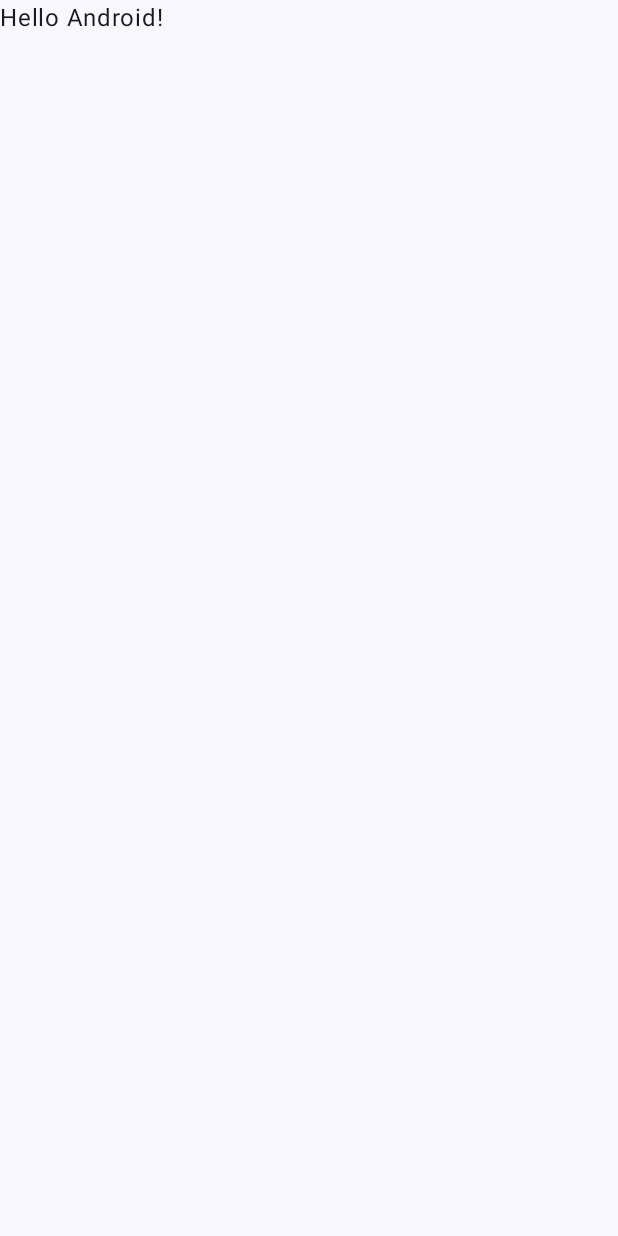
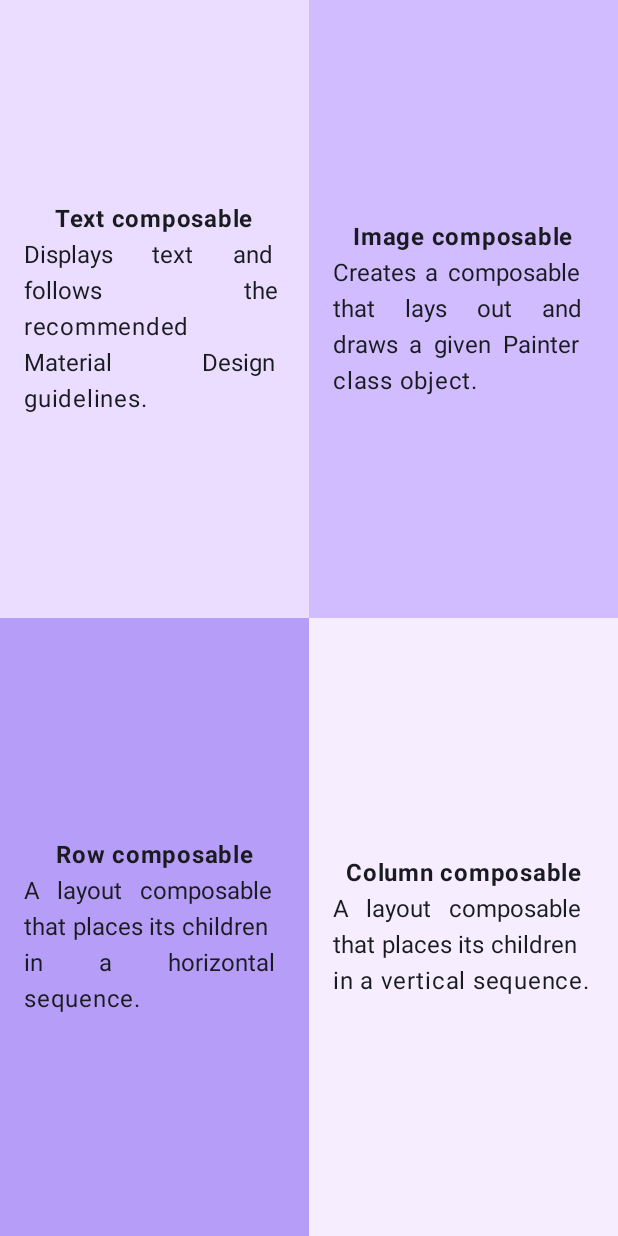
Before and after one commit to AbdulQuadirAnsari/Android, an Android app built with Jetpack Compose: the screen it shows after launch (MainActivity), on a phone screen of 412 x 824 dp. Before the commit the screen is almost empty. Run offline under Robolectric (Android 15) with nearby library versions, the phone set to English and light mode, and no system bars.

Commit message:
committed Compose Quadrant app

```diff
--- a/ComposeQuadrant/app/build.gradle.kts
+++ b/ComposeQuadrant/app/build.gradle.kts
@@ -50,6 +50,7 @@ dependencies {
     implementation(libs.androidx.compose.ui.graphics)
     implementation(libs.androidx.compose.ui.tooling.preview)
     implementation(libs.androidx.compose.material3)
+    implementation(libs.androidx.ui.graphics)
     testImplementation(libs.junit)
     androidTestImplementation(libs.androidx.junit)
     androidTestImplementation(libs.androidx.espresso.core)
--- a/ComposeQuadrant/app/src/main/java/com/example/composequadrant/MainActivity.kt
+++ b/ComposeQuadrant/app/src/main/java/com/example/composequadrant/MainActivity.kt
@@ -4,13 +4,27 @@ import android.os.Bundle
 import androidx.activity.ComponentActivity
 import androidx.activity.compose.setContent
 import androidx.activity.enableEdgeToEdge
+import androidx.compose.foundation.background
+import androidx.compose.foundation.layout.Arrangement
+import androidx.compose.foundation.layout.Box
+import androidx.compose.foundation.layout.Column
+import androidx.compose.foundation.layout.fillMaxHeight
 import androidx.compose.foundation.layout.fillMaxSize
+import androidx.compose.foundation.layout.fillMaxWidth
 import androidx.compose.foundation.layout.padding
+import androidx.compose.foundation.layout.width
 import androidx.compose.material3.Scaffold
+import androidx.compose.material3.Surface
 import androidx.compose.material3.Text
 import androidx.compose.runtime.Composable
+import androidx.compose.ui.Alignment
 import androidx.compose.ui.Modifier
+import androidx.compose.ui.graphics.Color
+import androidx.compose.ui.res.stringResource
+import androidx.compose.ui.text.font.FontWeight
+import androidx.compose.ui.text.style.TextAlign
 import androidx.compose.ui.tooling.preview.Preview
+import androidx.compose.ui.unit.dp
 import com.example.composequadrant.ui.theme.ComposeQuadrantTheme
 
 class MainActivity : ComponentActivity() {
@@ -20,8 +34,7 @@ class MainActivity : ComponentActivity() {
         setContent {
             ComposeQuadrantTheme {
                 Scaffold(modifier = Modifier.fillMaxSize()) { innerPadding ->
-                    Greeting(
-                        name = "Android",
+                    ComposeQuadrant(
                         modifier = Modifier.padding(innerPadding)
                     )
                 }
@@ -31,17 +44,77 @@ class MainActivity : ComponentActivity() {
 }
 
 @Composable
-fun Greeting(name: String, modifier: Modifier = Modifier) {
-    Text(
-        text = "Hello $name!",
+fun ComposeQuadrant(modifier: Modifier = Modifier) {
+    Box(modifier = Modifier.fillMaxSize()) {
+
+        DisplayCard(
+            R.string.title1, R.string.description1,
+            Modifier
+                .background(Color(0xFFEADDFF))
+                .fillMaxWidth(0.5f)
+                .fillMaxHeight(0.5f)
+                .align(Alignment.TopStart)
+                .padding(16.dp)
+
+        )
+
+        DisplayCard(
+            R.string.title2, R.string.description2,
+            Modifier
+                .background(Color(0xFFD0BCFF))
+                .fillMaxWidth(0.5f)
+                .fillMaxHeight(0.5f)
+                .align(Alignment.TopEnd)
+                .padding(16.dp)
+
+        )
+
+        DisplayCard(
+            R.string.title3, R.string.description3,
+            Modifier
+                .background(Color(color = 0xFFB69DF8))
+                .fillMaxWidth(0.5f)
+                .fillMaxHeight(0.5f)
+                .align(Alignment.BottomStart)
+                .padding(16.dp)
+        )
+
+        DisplayCard(
+            R.string.title4, R.string.description4,
+            Modifier
+                .background(Color(0xFFF6EDFF))
+                .fillMaxWidth(0.5f)
+                .fillMaxHeight(0.5f)
+                .align(Alignment.BottomEnd)
+                .padding(16.dp)
+        )
+
+    }
+}
+
+@Composable
+fun DisplayCard(titleId: Int, descriptionId: Int, modifier: Modifier) {
+    Column(
+        verticalArrangement = Arrangement.Center,
+        horizontalAlignment = Alignment.CenterHorizontally,
         modifier = modifier
-    )
+    ) {
+        Text(
+            text = stringResource(titleId),
+            fontWeight = FontWeight.Bold
+        )
+
+        Text(
+            text = stringResource(descriptionId),
+            textAlign = TextAlign.Justify
+        )
+    }
 }
 
 @Preview(showBackground = true)
 @Composable
-fun GreetingPreview() {
+fun ComposeQuadrantPreview() {
     ComposeQuadrantTheme {
-        Greeting("Android")
+        ComposeQuadrant()
     }
 }
--- a/ComposeQuadrant/app/src/main/res/values/strings.xml
+++ b/ComposeQuadrant/app/src/main/res/values/strings.xml
@@ -1,3 +1,11 @@
 <resources>
     <string name="app_name">ComposeQuadrant</string>
+    <string name="title1">Text composable</string>
+    <string name="title2">Image composable</string>
+    <string name="title3">Row composable</string>
+    <string name="title4">Column composable</string>
+    <string name="description1">Displays text and follows the recommended Material Design guidelines.</string>
+    <string name="description2">Creates a composable that lays out and draws a given Painter class object.</string>
+    <string name="description3">A layout composable that places its children in a horizontal sequence.</string>
+    <string name="description4">A layout composable that places its children in a vertical sequence.</string>
 </resources>
--- a/ComposeQuadrant/gradle/libs.versions.toml
+++ b/ComposeQuadrant/gradle/libs.versions.toml
@@ -8,6 +8,7 @@ espressoCore = "3.7.0"
 lifecycleRuntimeKtx = "2.10.0"
 activityCompose = "1.12.1"
 composeBom = "2024.09.00"
+uiGraphics = "1.10.0"
 
 [libraries]
 androidx-core-ktx = { group = "androidx.core", name = "core-ktx", version.ref = "coreKtx" }
@@ -24,6 +25,7 @@ androidx-compose-ui-tooling-preview = { group = "androidx.compose.ui", name = "u
 androidx-compose-ui-test-manifest = { group = "androidx.compose.ui", name = "ui-test-manifest" }
 androidx-compose-ui-test-junit4 = { group = "androidx.compose.ui", name = "ui-test-junit4" }
 androidx-compose-material3 = { group = "androidx.compose.material3", name = "material3" }
+androidx-ui-graphics = { group = "androidx.compose.ui", name = "ui-graphics", version.ref = "uiGraphics" }
 
 [plugins]
 android-application = { id = "com.android.application", version.ref = "agp" }
```
